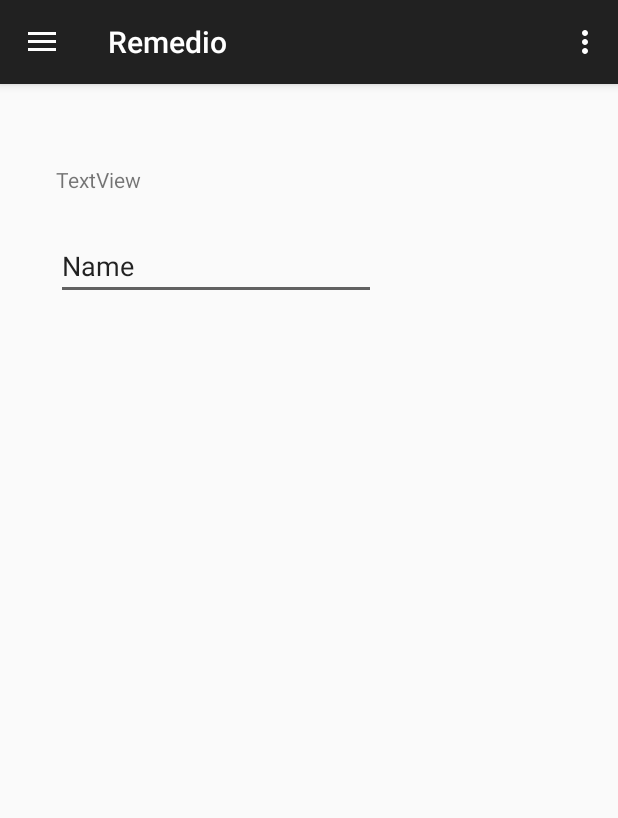
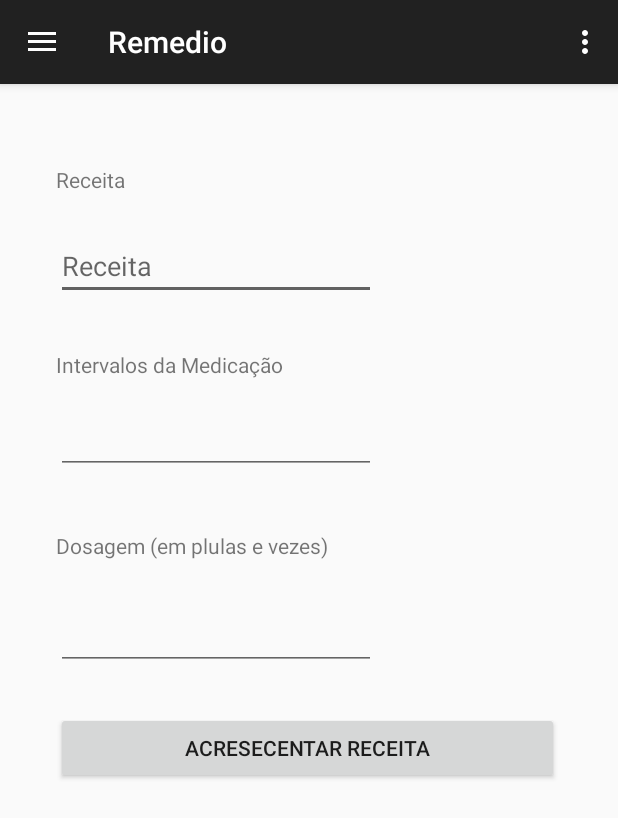
Before and after one commit to Nabucodono5or/Remedio, an Android app: the screen it shows after launch (MenuActivity), in the side drawer, after a tap on "Editar Remedio", on a phone screen of 412 x 824 dp. Shown: the top 818 px of the screen. Run offline under Robolectric (Android 15) with nearby library versions, the light colour scheme and no system bars; 1 statement that could not run was skipped.

Commit message:
setando novo remedio de forma correta.

```diff
--- a/app/src/main/java/com/example/matteotognon/remedio/MenuEditarRemedio.java
+++ b/app/src/main/java/com/example/matteotognon/remedio/MenuEditarRemedio.java
@@ -1,28 +1,95 @@
 package com.example.matteotognon.remedio;
 
 import android.app.Fragment;
+import android.content.Intent;
 import android.os.Bundle;
 import android.support.annotation.Nullable;
 import android.view.LayoutInflater;
 import android.view.View;
 import android.view.ViewGroup;
+import android.widget.Button;
+import android.widget.EditText;
+import android.widget.Toast;
+
+import java.util.ArrayList;
 
 /**
  * Created by MatteoTognon on 07/11/2017.
  */
 
-public class MenuEditarRemedio extends Fragment {
+public class MenuEditarRemedio extends Fragment implements View.OnClickListener {
     Perfil perfil;
     View myView;
+    EditText nomeRemedio, quant, intervalo;
+    int qx, ix;
+    Remedio remedio;
+    ArrayList<EditText> listaEntrada;
+    Button btnSalvarRemedio;
 
     @Nullable
     @Override
     public View onCreateView(LayoutInflater inflater,  ViewGroup container, Bundle savedInstanceState) {
         myView = inflater.inflate(R.layout.activity_editar_remedio, container, false);
+
+        nomeRemedio = myView.findViewById(R.id.editTextNomeRemedio);
+        quant = myView.findViewById(R.id.editTextQuantidade);
+        intervalo = myView.findViewById(R.id.editTextIntervalo);
+        btnSalvarRemedio = myView.findViewById(R.id.buttonSalvar);
+
+        listaEntrada = new ArrayList<>();
+
+        listaEntrada.add(nomeRemedio);
+        listaEntrada.add(quant);
+        listaEntrada.add(intervalo);
+
+        btnSalvarRemedio.setOnClickListener(this);
+
         return myView;
     }
+
 
     public void setPerfil(Perfil perfil) {
         this.perfil = perfil;
     }
+
+
+    public void onClickSalvarRemedio(){
+
+        if(!isEmpty()){
+            converterIntervaloQuantidade(quant.getText().toString(), intervalo.getText().toString());
+            remedio = new Remedio(nomeRemedio.getText().toString(),qx,ix);
+
+            limparCampos();
+        }else {
+            Toast.makeText(getActivity(), "preencha todos os campos",Toast.LENGTH_SHORT).show();
+        }
+    }
+
+
+    public void converterIntervaloQuantidade(String q, String i){
+        qx = Integer.parseInt(q);
+        ix = Integer.parseInt(i);
+    }
+
+
+    private boolean isEmpty(){
+        for (EditText e: listaEntrada) {
+            if(e.getText().toString().equals("")){
+                return true;
+            }//if e
+        }//foreach
+        return false;
+    }//isEmpty
+
+
+    private void limparCampos(){
+        for (EditText e: listaEntrada) {
+            e.setText("");
+        }
+    }
+
+    @Override
+    public void onClick(View view) {
+        onClickSalvarRemedio();
+    }
 }
--- a/app/src/main/res/layout/activity_editar_remedio.xml
+++ b/app/src/main/res/layout/activity_editar_remedio.xml
@@ -15,10 +15,10 @@
         android:layout_marginLeft="37dp"
         android:layout_marginStart="37dp"
         android:layout_marginTop="54dp"
-        android:text="TextView" />
+        android:text="@string/nomeRemedio" />
 
     <EditText
-        android:id="@+id/editText3"
+        android:id="@+id/editTextNomeRemedio"
         android:layout_width="wrap_content"
         android:layout_height="wrap_content"
         android:layout_alignLeft="@+id/textView9"
@@ -27,7 +27,61 @@
         android:layout_marginTop="25dp"
         android:ems="10"
         android:inputType="textPersonName"
-        android:text="Name" />
+        android:text=""
+        android:hint="@string/nomeRemedio"/>
+
+    <TextView
+        android:id="@+id/textView8"
+        android:layout_width="wrap_content"
+        android:layout_height="wrap_content"
+        android:layout_alignLeft="@+id/editTextNomeRemedio"
+        android:layout_alignStart="@+id/editTextNomeRemedio"
+        android:layout_below="@+id/editTextNomeRemedio"
+        android:layout_marginTop="33dp"
+        android:text="@string/intervalo" />
+
+    <EditText
+        android:id="@+id/editTextIntervalo"
+        android:layout_width="wrap_content"
+        android:layout_height="wrap_content"
+        android:layout_alignLeft="@+id/textView8"
+        android:layout_alignStart="@+id/textView8"
+        android:layout_below="@+id/textView8"
+        android:layout_marginTop="18dp"
+        android:ems="10"
+        android:inputType="number" />
+
+    <TextView
+        android:id="@+id/textView10"
+        android:layout_width="wrap_content"
+        android:layout_height="wrap_content"
+        android:layout_alignLeft="@+id/editTextIntervalo"
+        android:layout_alignStart="@+id/editTextIntervalo"
+        android:layout_below="@+id/editTextIntervalo"
+        android:layout_marginTop="38dp"
+        android:text="@string/quantidade" />
+
+    <EditText
+        android:id="@+id/editTextQuantidade"
+        android:layout_width="wrap_content"
+        android:layout_height="wrap_content"
+        android:layout_alignLeft="@+id/textView10"
+        android:layout_alignStart="@+id/textView10"
+        android:layout_below="@+id/textView10"
+        android:layout_marginTop="28dp"
+        android:ems="10"
+        android:inputType="number" />
+
+    <Button
+        android:id="@+id/buttonSalvar"
+        android:layout_width="match_parent"
+        android:layout_height="wrap_content"
+        android:layout_alignLeft="@+id/editTextQuantidade"
+        android:layout_alignStart="@+id/editTextQuantidade"
+        android:layout_below="@+id/editTextQuantidade"
+        android:layout_marginTop="28dp"
+        android:layout_marginRight="@dimen/margin_btn"
+        android:text="@string/btn_salvar_remedio" />
 
 
 </RelativeLayout>
--- a/app/src/main/res/values/dimens.xml
+++ b/app/src/main/res/values/dimens.xml
@@ -7,4 +7,5 @@
     <dimen name="fab_margin">16dp</dimen>
     <dimen name="cornerRadius_remedio">6dp</dimen>
     <dimen name="elevation">12dp</dimen>
+    <dimen name="margin_btn">39dp</dimen>
 </resources>
--- a/app/src/main/res/values/strings.xml
+++ b/app/src/main/res/values/strings.xml
@@ -23,6 +23,11 @@
 
     <string name="paraSubstituir">texto padrao</string>
 
+    <string name="nomeRemedio">Receita</string>
+    <string name="intervalo">Intervalos da Medicação</string>
+    <string name="quantidade">Dosagem (em plulas e vezes)</string>
+    <string name="btn_salvar_remedio">Acresecentar Receita</string>
+
     <!-- TODO: Remove or change this placeholder text -->
     <string name="hello_blank_fragment">Hello blank fragment</string>
 </resources>
```
